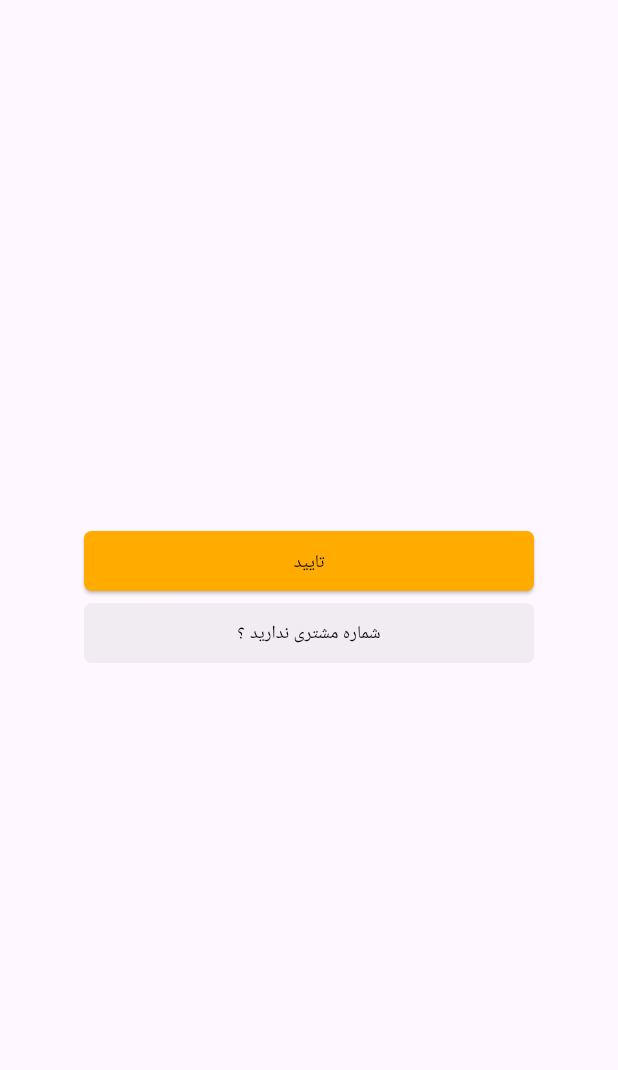
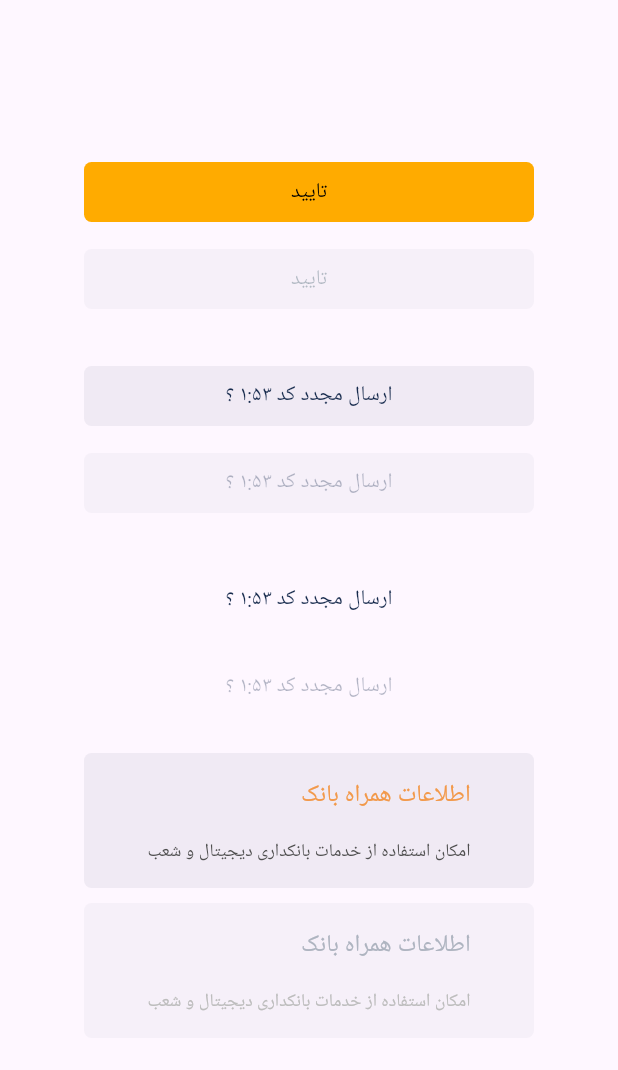
Before and after one commit to artk12/stylesap, a Flutter app: the screen it shows after launch, on a phone screen of 412 x 824 dp, the part 63-1133 px from its top. Run offline on Flutter 3.47's test engine with Material 2 defaults, Android fonts, the phone set to English and light mode, and no system bars.

Commit message:
second commit

```diff
--- a/lib/main.dart
+++ b/lib/main.dart
@@ -18,7 +18,7 @@ class MyApp extends StatelessWidget {
         colorScheme: ColorScheme.fromSeed(seedColor: Colors.deepPurple),
         useMaterial3: true,
       ),
-      builder: (context,child){
+      builder: (context, child) {
         return Directionality(textDirection: TextDirection.rtl, child: child!);
       },
       home: const MyHomePage(title: 'Flutter Demo button app'),
@@ -36,8 +36,6 @@ class MyHomePage extends StatefulWidget {
 }
 
 class _MyHomePageState extends State<MyHomePage> {
-
-
   @override
   Widget build(BuildContext context) {
     return Scaffold(
@@ -45,19 +43,59 @@ class _MyHomePageState extends State<MyHomePage> {
           title: Text(widget.title),
         ),
         body: Center(
+          child: SingleChildScrollView(
             child: Column(
               mainAxisAlignment: MainAxisAlignment.center,
               crossAxisAlignment: CrossAxisAlignment.center,
               children: [
-            AppButtonStyle.getPrimaryButton('تایید', () {
-              AppMessage.showErrorMessage(context, 'کد نادرست است.');
+                AppButtonStyle.getPrimaryButton('تایید', true, () {
+                  AppMessage.showErrorMessage(context, 'مغایرت کد ملی و شماره موبایل');
                 }),
-            AppButtonStyle.getSecondaryButton('شماره مشتری ندارید ؟', () {}),
-
+                const SizedBox(
+                  height: 10,
+                ),
+                AppButtonStyle.getPrimaryButton('تایید', false, () {
+                  AppMessage.showErrorMessage(context, 'مغایرت کد ملی و شماره موبایل');
+                }),
+                const SizedBox(
+                  height: 30,
+                ),
+                AppButtonStyle.getSecondaryButton(
+                    'ارسال مجدد کد ۱:۵۳ ؟', true, () {
+                  AppMessage.showSuccessMessage(context, 'مغایرت کد ملی و شماره موبایل');
+                }),
+                const SizedBox(
+                  height: 10,
+                ),
+                AppButtonStyle.getSecondaryButton(
+                    'ارسال مجدد کد ۱:۵۳ ؟', false, () {
+                  AppMessage.showWarningMessage(context, 'مغایرت کد ملی و شماره موبایل');
+                }),
+                const SizedBox(
+                  height: 30,
+                ),
+                AppButtonStyle.getTransparentButton(
+                    'ارسال مجدد کد ۱:۵۳ ؟', true, () {
+                  AppMessage.showDefaultMessage(context, 'مغایرت کد ملی و شماره موبایل');
+                }),
+                const SizedBox(
+                  height: 10,
+                ),
+                AppButtonStyle.getTransparentButton(
+                    'ارسال مجدد کد ۱:۵۳ ؟', false, () {}),
+                const SizedBox(
+                  height: 20,
+                ),
+                AppButtonStyle.getInfoButton(
+                    'اطلاعات همراه بانک', 'امکان استفاده از خدمات بانکداری دیجیتال و شعب',true, () {}),
+                const SizedBox(
+                  height: 10,
+                ),
+                AppButtonStyle.getInfoButton(
+                    'اطلاعات همراه بانک', 'امکان استفاده از خدمات بانکداری دیجیتال و شعب',false, () {}),
               ],
             ),
-      )
-
-    );
+          ),
+        ));
   }
 }
--- a/lib/widgets/app_button.dart
+++ b/lib/widgets/app_button.dart
@@ -1,15 +1,45 @@
-
 import 'package:buttons/widgets/buttons/primary_button.dart';
 import 'package:buttons/widgets/buttons/secondary_button.dart';
+import 'package:buttons/widgets/buttons/transparent_button.dart';
 import 'package:flutter/material.dart';
 
-class AppButtonStyle{
+import 'buttons/info_button.dart';
 
-  static Widget getPrimaryButton(String title,Function() onPress){
-    return PrimaryButton(onPress: onPress, title: title);
-  }
-  static Widget getSecondaryButton(String title,Function() onPress){
-    return SecondaryButton(onPress: onPress, title: title);
+class AppButtonStyle {
+  static Widget getPrimaryButton(
+      String title, bool isActive, Function() onPress) {
+    return PrimaryButton(
+      onPress: onPress,
+      title: title,
+      isActive: isActive,
+    );
   }
 
+  static Widget getSecondaryButton(
+      String title, bool isActive, Function() onPress) {
+    return SecondaryButton(
+      onPress: onPress,
+      title: title,
+      isActive: isActive,
+    );
+  }
+
+  static Widget getTransparentButton(
+      String title, bool isActive, Function() onPress) {
+    return TransparentButton(
+      onPress: onPress,
+      title: title,
+      isActive: isActive,
+    );
+  }
+
+  static Widget getInfoButton(
+      String title, String caption, bool isActive, Function() onPress) {
+    return InfoButton(
+      onPress: onPress,
+      title: title,
+      isActive: isActive,
+      caption: caption,
+    );
+  }
 }
--- a/lib/widgets/buttons/info_button.dart
+++ b/lib/widgets/buttons/info_button.dart
@@ -1,25 +1,27 @@
 import 'package:flutter/material.dart';
 
-class SecondaryButton extends StatelessWidget {
+class InfoButton extends StatelessWidget {
   final String title;
+  final String caption;
   final Function() onPress;
   final bool isActive;
-  const SecondaryButton(
+  const InfoButton(
       {super.key,
       required this.onPress,
       required this.title,
+      required this.caption,
       required this.isActive});
 
   @override
   Widget build(BuildContext context) {
     return SizedBox(
       width: 300,
+      height: 90,
       child: ElevatedButton(
         style: ButtonStyle(
           elevation: const MaterialStatePropertyAll<double>(0),
-          backgroundColor:
-              MaterialStatePropertyAll<Color>(isActive?const Color(0xf091e42)
-                  : const Color(0x08091e42)),
+          backgroundColor: MaterialStatePropertyAll<Color>(
+              isActive ? const Color(0xf091e42) : const Color(0x08091e42)),
           shape: MaterialStateProperty.all<RoundedRectangleBorder>(
             RoundedRectangleBorder(
               borderRadius: BorderRadius.circular(5.0),
@@ -27,13 +29,27 @@ class SecondaryButton extends StatelessWidget {
           ),
         ),
         onPressed: onPress,
-        child: Text(
-          title,
-          style: Theme.of(context)
-              .textTheme
-              .bodySmall!
-              .copyWith(color: isActive ? const Color(0xff172B4D) :
-          const Color(0x4f091e42)),
+        child: Padding(
+          padding: const EdgeInsets.all(8.0),
+          child: Column(
+            crossAxisAlignment: CrossAxisAlignment.start,
+            mainAxisAlignment: MainAxisAlignment.spaceAround,
+            children: [
+              Text(
+                title,
+                style: Theme.of(context).textTheme.bodyLarge!.copyWith(
+                    color: isActive ? const Color(0xFFF2994A) :
+                    const Color(0xffAEB4C0)),
+              ),
+              Text(
+                caption,
+                style: Theme.of(context).textTheme.bodySmall!.copyWith(
+                    color:
+                        isActive ? const Color(0xff4F4F4F) :
+                        const Color(0xFFBDBDBD)),
+              ),
+            ],
+          ),
         ),
       ),
     );
--- a/lib/widgets/buttons/primary_button.dart
+++ b/lib/widgets/buttons/primary_button.dart
@@ -3,7 +3,12 @@ import 'package:flutter/material.dart';
 class PrimaryButton extends StatelessWidget {
   final String title;
   final Function() onPress;
-  const PrimaryButton({super.key, required this.onPress, required this.title});
+  final bool isActive;
+  const PrimaryButton(
+      {super.key,
+      required this.onPress,
+      required this.title,
+      required this.isActive});
 
   @override
   Widget build(BuildContext context) {
@@ -11,8 +16,10 @@ class PrimaryButton extends StatelessWidget {
       width: 300,
       child: ElevatedButton(
         style: ButtonStyle(
-            backgroundColor:
-                const MaterialStatePropertyAll<Color>(Color(0xffFFAB00)),
+          elevation: const MaterialStatePropertyAll<double>(0),
+          backgroundColor: MaterialStatePropertyAll<Color>(
+              isActive ? const Color(0xffFFAB00) :
+              const Color(0x08091e42)),
           shape: MaterialStateProperty.all<RoundedRectangleBorder>(
             RoundedRectangleBorder(
               borderRadius: BorderRadius.circular(5.0),
@@ -20,7 +27,14 @@ class PrimaryButton extends StatelessWidget {
           ),
         ),
         onPressed: onPress,
-          child: Text(title,style: Theme.of(context).textTheme.bodySmall!.copyWith(color: Colors.black))),
+        child: Text(
+          title,
+          style: Theme.of(context).textTheme.bodyMedium!.copyWith(
+                color: isActive ? Colors.black :
+                const Color(0x4f1e424f),
+              ),
+        ),
+      ),
     );
   }
 }
--- a/lib/widgets/buttons/secondary_button.dart
+++ b/lib/widgets/buttons/secondary_button.dart
@@ -3,8 +3,12 @@ import 'package:flutter/material.dart';
 class SecondaryButton extends StatelessWidget {
   final String title;
   final Function() onPress;
+  final bool isActive;
   const SecondaryButton(
-      {super.key, required this.onPress, required this.title});
+      {super.key,
+      required this.onPress,
+      required this.title,
+      required this.isActive});
 
   @override
   Widget build(BuildContext context) {
@@ -13,8 +17,9 @@ class SecondaryButton extends StatelessWidget {
       child: ElevatedButton(
         style: ButtonStyle(
           elevation: const MaterialStatePropertyAll<double>(0),
-            backgroundColor: const MaterialStatePropertyAll<Color>(Color(
-                0x0f1e420f)),
+          backgroundColor:
+              MaterialStatePropertyAll<Color>(isActive?const Color(0xf091e42)
+                  : const Color(0x08091e42)),
           shape: MaterialStateProperty.all<RoundedRectangleBorder>(
             RoundedRectangleBorder(
               borderRadius: BorderRadius.circular(5.0),
@@ -22,7 +27,15 @@ class SecondaryButton extends StatelessWidget {
           ),
         ),
         onPressed: onPress,
-          child: Text(title,style: Theme.of(context).textTheme.bodySmall!.copyWith(color: Colors.black),)),
+        child: Text(
+          title,
+          style: Theme.of(context)
+              .textTheme
+              .bodyMedium!
+              .copyWith(color: isActive ? const Color(0xff172B4D) :
+          const Color(0x4f091e42)),
+        ),
+      ),
     );
   }
 }
--- a/lib/widgets/buttons/transparent_button.dart
+++ b/lib/widgets/buttons/transparent_button.dart
@@ -1,10 +1,10 @@
 import 'package:flutter/material.dart';
 
-class SecondaryButton extends StatelessWidget {
+class TransparentButton extends StatelessWidget {
   final String title;
   final Function() onPress;
   final bool isActive;
-  const SecondaryButton(
+  const TransparentButton(
       {super.key,
       required this.onPress,
       required this.title,
@@ -18,8 +18,7 @@ class SecondaryButton extends StatelessWidget {
         style: ButtonStyle(
           elevation: const MaterialStatePropertyAll<double>(0),
           backgroundColor:
-              MaterialStatePropertyAll<Color>(isActive?const Color(0xf091e42)
-                  : const Color(0x08091e42)),
+              const MaterialStatePropertyAll<Color>(Colors.transparent),
           shape: MaterialStateProperty.all<RoundedRectangleBorder>(
             RoundedRectangleBorder(
               borderRadius: BorderRadius.circular(5.0),
@@ -31,7 +30,7 @@ class SecondaryButton extends StatelessWidget {
           title,
           style: Theme.of(context)
               .textTheme
-              .bodySmall!
+              .bodyMedium!
               .copyWith(color: isActive ? const Color(0xff172B4D) :
           const Color(0x4f091e42)),
         ),
```
Also changed, not shown: lib/widgets/app_message.dart (+66 -14 lines). Lines whose indentation alone changed are shown as unchanged.
